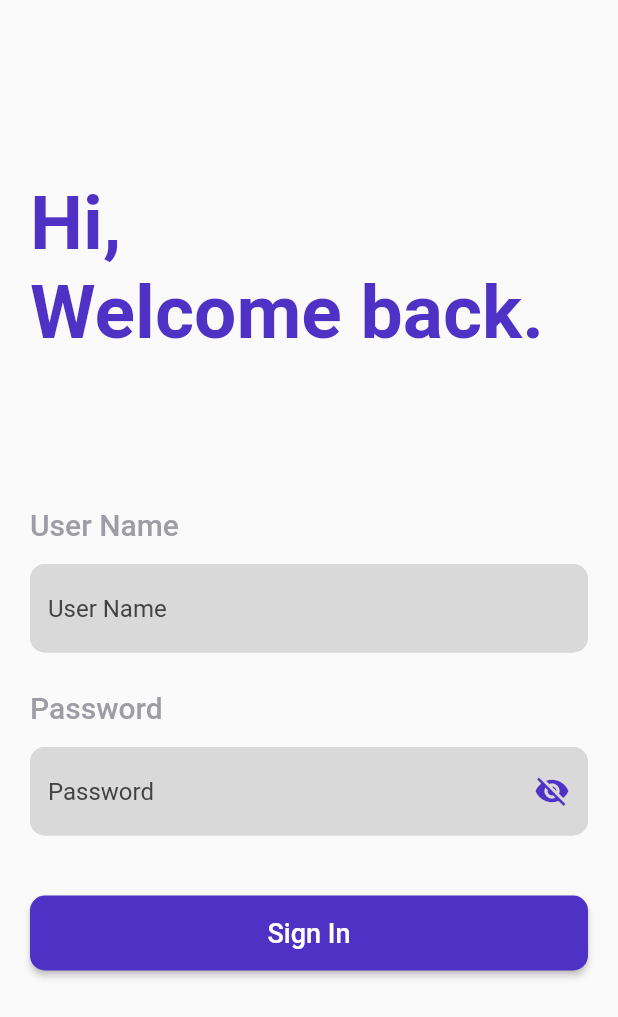
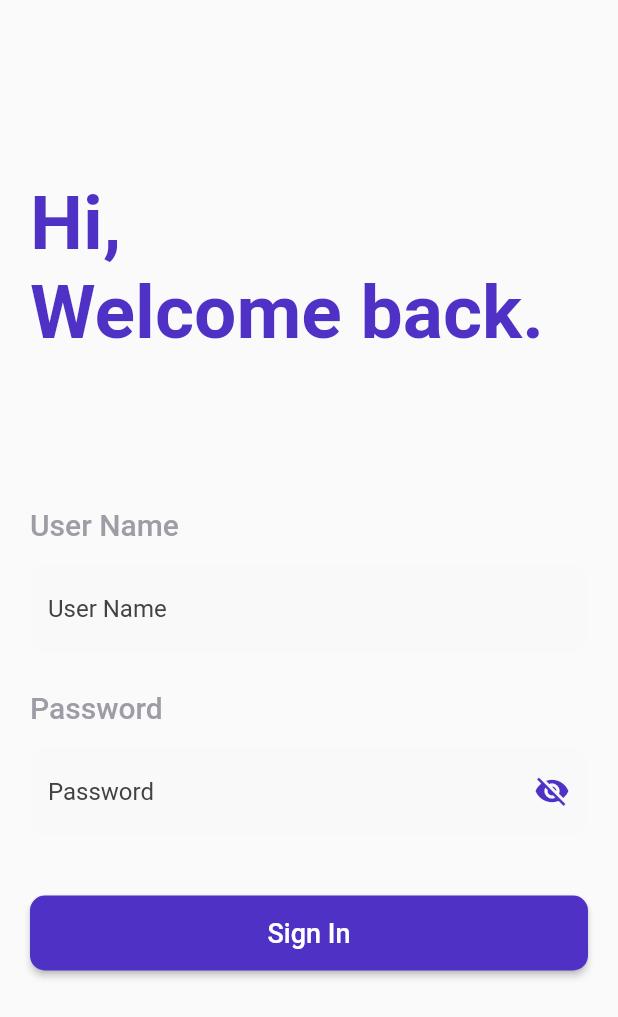
Before and after one commit to josephmaged/Indomie_Login, a Flutter app: the screen it shows after launch, on a phone screen of 412 x 824 dp. Shown: the top 1017 px of the screen. Run offline on Flutter 3.47's test engine with Material 2 defaults, Android fonts, the phone set to English and light mode, and no system bars; our stand-ins replace dio.

```diff
--- a/lib/config/const.dart
+++ b/lib/config/const.dart
@@ -5,5 +5,5 @@ const kSecondaryColor = Color(0XFF9C62F5);
 const kBlackColor = Colors.black;
 const kDarkBlackColor = Color(0XFF424243);
 const kLightBlackColor = Color(0XFF9E9CA5);
-const kLightColor = Color(0XFFD9D9D9);
-const kWhiteColor = Colors.white;
+const kLightColor = Color(0XFFF9F9F9);
+const kWhiteColor = Colors.white70;
--- /dev/null
+++ b/lib/core/model/Employee.dart
@@ -0,0 +1,41 @@
+class Employee {
+  String? employeeName;
+  String? employeeNameArabic;
+  String? employeeDepartment;
+  String? employeeJobTitle;
+  String? employeeJobPosition;
+  String? employeeJoinDate;
+  String? employeeBornDate;
+
+  Employee({
+    this.employeeName,
+    this.employeeNameArabic,
+    this.employeeDepartment,
+    this.employeeJobTitle,
+    this.employeeJobPosition,
+    this.employeeJoinDate,
+    this.employeeBornDate
+  });
+
+
+  Map<String, dynamic> toJson() => {
+    'emp_name': employeeName,
+    'emp_name_arabic': employeeNameArabic,
+    'emp_dept': employeeDepartment,
+    'emp_job_title': employeeJobTitle,
+    'emp_job_position': employeeJobPosition,
+    'emp_join_date': employeeJoinDate,
+    'emp_born_date': employeeBornDate
+  };
+
+  factory Employee.fromJson(Map<String, dynamic> json){
+    return Employee(
+        employeeName: json[0]['emp_name'] as String,
+        employeeNameArabic: json[0]['emp_name_arabic'] as String,
+        employeeDepartment: json[0]['emp_dept'] as String,
+        employeeJobTitle: json[0]['emp_job_title'] as String,
+        employeeJobPosition: json[0]['emp_job_position'] as String,
+        employeeJoinDate: json[0]['emp_join_date'] as String,
+        employeeBornDate: json[0]['emp_born_date'] as String);
+  }
+}
--- a/lib/features/login/widget/login_widget.dart
+++ b/lib/features/login/widget/login_widget.dart
@@ -1,10 +1,13 @@
 import 'dart:async';
+import 'dart:convert';
 
 import 'package:dio/dio.dart';
 import 'package:flutter/material.dart';
 import 'package:indomie_login/config/const.dart';
+import 'package:indomie_login/core/model/Employee.dart';
 import 'package:indomie_login/features/home/page/home_page.dart';
 import 'package:indomie_login/features/widgets/reusable_button.dart';
+import 'package:indomie_login/features/widgets/reusable_text.dart';
 import 'package:indomie_login/features/widgets/reusable_textfield.dart';
 import 'package:indomie_login/network/dio_helper.dart';
 
@@ -17,6 +20,12 @@ class LoginWidget extends StatefulWidget {
 
   @override
   State<LoginWidget> createState() => _LoginWidgetState();
+}
+
+List<Employee> parseEmployee(String responseBody) {
+  final parsed = jsonDecode(responseBody).cast<Map<String, dynamic>>();
+
+  return parsed.map<Employee>((json) => Employee.fromJson(json)).toList();
 }
 
 class _LoginWidgetState extends State<LoginWidget> {
@@ -37,14 +46,7 @@ class _LoginWidgetState extends State<LoginWidget> {
                   style: TextStyle(color: kPrimaryColor, fontSize: 50, fontWeight: FontWeight.bold),
                 ),
               ),
-              const Text(
-                'User Name',
-                style: TextStyle(
-                  fontSize: 20,
-                  color: kLightBlackColor,
-                  fontWeight: FontWeight.w500,
-                ),
-              ),
+              const ReusableText(text: 'User Name'),
               const SizedBox(height: 15),
               ReusableTextField(
                 text: username,
@@ -53,14 +55,7 @@ class _LoginWidgetState extends State<LoginWidget> {
                 obscure: false,
               ),
               const SizedBox(height: 25),
-              const Text(
-                'Password',
-                style: TextStyle(
-                  fontSize: 20,
-                  color: kLightBlackColor,
-                  fontWeight: FontWeight.w500,
-                ),
-              ),
+              const ReusableText(text: 'Password'),
               const SizedBox(height: 15),
               ReusableTextField(
                 text: password,
@@ -68,7 +63,7 @@ class _LoginWidgetState extends State<LoginWidget> {
                 errorText: 'Please Enter Password',
                 obscure: obscure,
                 icon: IconButton(
-                  icon: obscure == false ? Icon(Icons.visibility) : Icon(Icons.visibility_off),
+                  icon: obscure == false ? const Icon(Icons.visibility) : const Icon(Icons.visibility_off),
                   color: kPrimaryColor,
                   onPressed: () {
                     setState(() {
@@ -93,7 +88,10 @@ class _LoginWidgetState extends State<LoginWidget> {
                         else if (value != null)
                           {
                             ScaffoldMessenger.of(context).showSnackBar(const SnackBar(content: Text('Signing In'))),
-                            Navigator.of(context).pushReplacementNamed(HomePage.ID)
+                            DioHelper.getData(url: "/master/?emp_id=100").then((value) => {
+                                  parseEmployee(value.toString()),
+                                }),
+                            Navigator.of(context).pushNamed(HomePage.ID)
                           }
                       });
                 },
--- /dev/null
+++ b/lib/features/widgets/reusable_text.dart
@@ -0,0 +1,23 @@
+import 'package:flutter/material.dart';
+import 'package:indomie_login/config/const.dart';
+
+class ReusableText extends StatelessWidget {
+  final String text;
+
+  const ReusableText({
+    Key? key,
+    required this.text
+  }) : super(key: key);
+
+  @override
+  Widget build(BuildContext context) {
+    return Text(
+      text,
+      style: const TextStyle(
+        fontSize: 20,
+        color: kLightBlackColor,
+        fontWeight: FontWeight.w500,
+      ),
+    );
+  }
+}
```
Also changed, not shown: lib/features/home/widget/home_widget.dart (+97 -2 lines), lib/features/widgets/reusable_tile.dart (added, +34 -0 lines).
